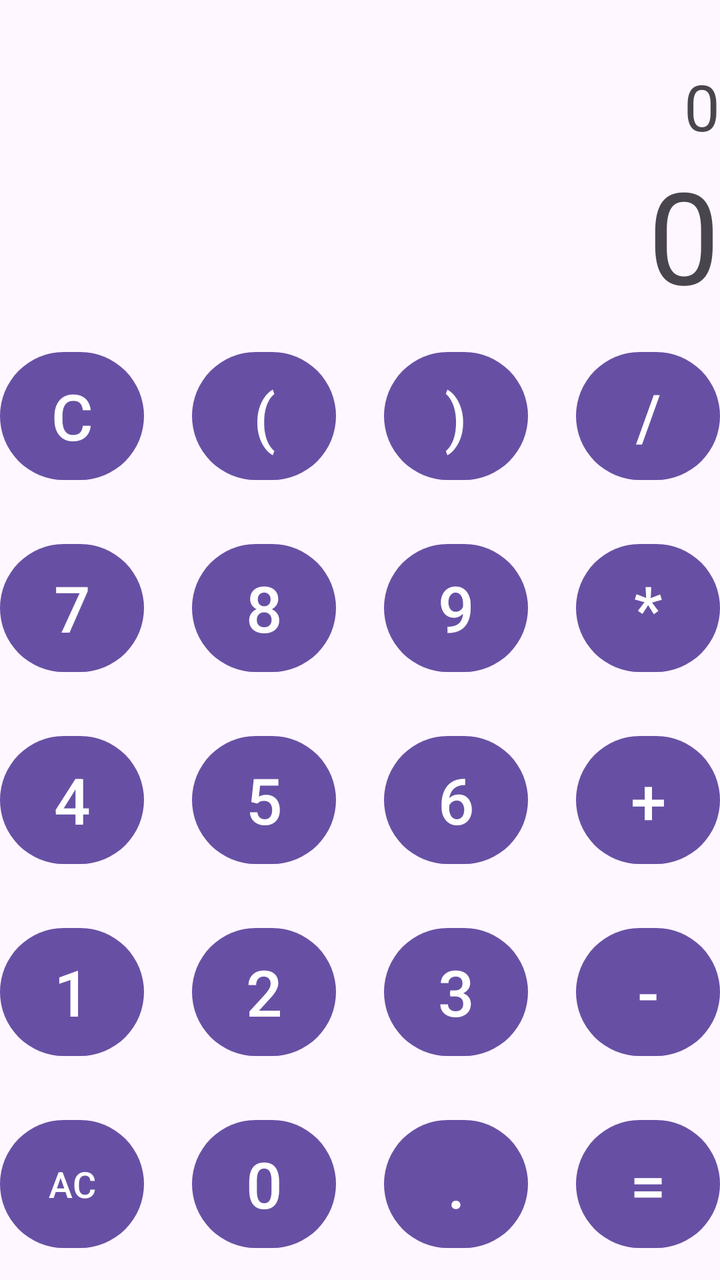
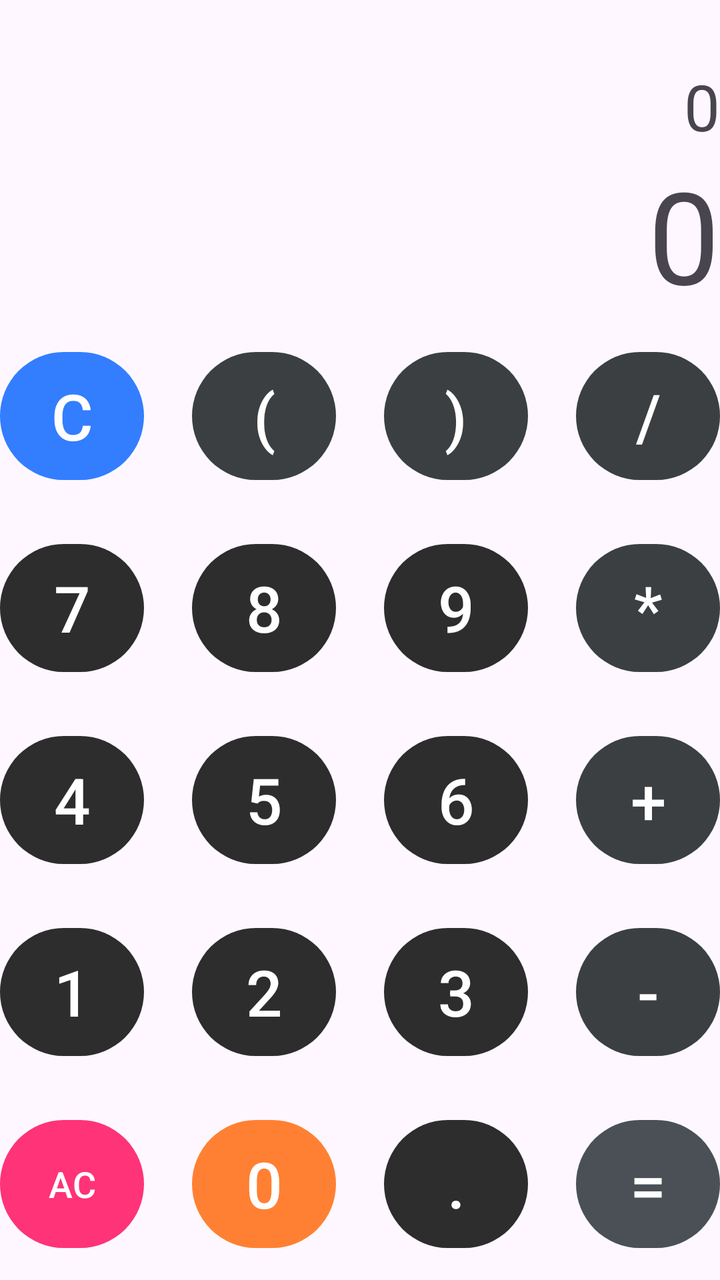

Two renders of the same Android screen: before a commit and after it. Below are the layout's source before the change and the commit's diff.
<!-- AndroidManifest.xml: application theme Theme.Calculalor -->
<!-- res/layout/activity_main.xml -->
<?xml version="1.0" encoding="utf-8"?>
<androidx.constraintlayout.widget.ConstraintLayout xmlns:android="http://schemas.android.com/apk/res/android"
    xmlns:app="http://schemas.android.com/apk/res-auto"
    xmlns:tools="http://schemas.android.com/tools"
    android:id="@+id/main"
    android:layout_width="match_parent"
    android:layout_height="match_parent"
    tools:context=".MainActivity">


    <TextView
        android:id="@+id/solution_tv"
        android:layout_width="match_parent"
        android:layout_height="wrap_content"
        android:text="0"
        android:textSize="32dp"
        android:textAlignment="textEnd"
        app:layout_constraintBottom_toTopOf="@id/resault_tv"
        />

    <TextView
        android:id="@+id/resault_tv"
        android:layout_width="match_parent"
        android:layout_height="wrap_content"
        android:text="0"
        android:textSize="64dp"
        android:textAlignment="textEnd"
        app:layout_constraintBottom_toTopOf="@id/button_layout"
        />

    <LinearLayout
        android:id="@+id/button_layout"
        android:layout_width="match_parent"
        android:layout_height="wrap_content"
        android:orientation="vertical"
        app:layout_constraintBottom_toBottomOf="parent"
        app:layout_constraintStart_toStartOf="parent">


        <LinearLayout
            android:layout_width="match_parent"
            android:layout_height="wrap_content"
            android:orientation="horizontal"
            android:gravity="center">

            <com.google.android.material.button.MaterialButton
                android:id="@+id/button_c"
                android:layout_height="72dp"
                android:layout_width="72dp"
                android:layout_margin="12dp"
                android:text="C"
                android:textSize="32dp"
                />
            <com.google.android.material.button.MaterialButton
                android:id="@+id/button_open_bracket"
                android:layout_height="72dp"
                android:layout_width="72dp"
                android:layout_margin="12dp"
                android:text="("
                android:textSize="32dp"
                />
            <com.google.android.material.button.MaterialButton
                android:id="@+id/button_close_bracket"
                android:layout_height="72dp"
                android:layout_width="72dp"
                android:layout_margin="12dp"
                android:text=")"
                android:textSize="32dp"
                />
            <com.google.android.material.button.MaterialButton
                android:id="@+id/button_divide"
                android:layout_height="72dp"
                android:layout_width="72dp"
                android:layout_margin="12dp"
                android:text="/"
                android:textSize="32dp"
                />
        </LinearLayout>

        <LinearLayout
            android:layout_width="match_parent"
            android:layout_height="wrap_content"
            android:orientation="horizontal"
            android:gravity="center">


            <com.google.android.material.button.MaterialButton
                android:id="@+id/button_7"
                android:layout_height="72dp"
                android:layout_width="72dp"
                android:layout_margin="12dp"
                android:text="7"
                android:textSize="32dp"
                />
            <com.google.android.material.button.MaterialButton
                android:id="@+id/button_8"
                android:layout_height="72dp"
                android:layout_width="72dp"
                android:layout_margin="12dp"
                android:text="8"
                android:textSize="32dp"
                />
            <com.google.android.material.button.MaterialButton
                android:id="@+id/button_9"
                android:layout_height="72dp"
                android:layout_width="72dp"
                android:layout_margin="12dp"
                android:text="9"
                android:textSize="32dp"
                />
            <com.google.android.material.button.MaterialButton
                android:id="@+id/button_mul"
                android:layout_height="72dp"
                android:layout_width="72dp"
                android:layout_margin="12dp"
                android:text="*"
                android:textSize="32dp"
                />
        </LinearLayout>
        <LinearLayout
            android:layout_width="match_parent"
            android:layout_height="wrap_content"
            android:orientation="horizontal"
            android:gravity="center">


            <com.google.android.material.button.MaterialButton
                android:id="@+id/button_4"
                android:layout_height="72dp"
                android:layout_width="72dp"
                android:layout_margin="12dp"
                android:text="4"
                android:textSize="32dp"
                />
            <com.google.android.material.button.MaterialButton
                android:id="@+id/button_5"
                android:layout_height="72dp"
                android:layout_width="72dp"
                android:layout_margin="12dp"
                android:text="5"
                android:textSize="32dp"
                />
            <com.google.android.material.button.MaterialButton
                android:id="@+id/button_6"
                android:layout_height="72dp"
                android:layout_width="72dp"
                android:layout_margin="12dp"
                android:text="6"
                android:textSize="32dp"
                />
            <com.google.android.material.button.MaterialButton
                android:id="@+id/button_plus"
                android:layout_height="72dp"
                android:layout_width="72dp"
                android:layout_margin="12dp"
                android:text="+"
                android:textSize="32dp"
                />
        </LinearLayout>
        <LinearLayout
            android:layout_width="match_parent"
            android:layout_height="wrap_content"
            android:orientation="horizontal"
            android:gravity="center">


            <com.google.android.material.button.MaterialButton
                android:id="@+id/button_1"
                android:layout_height="72dp"
                android:layout_width="72dp"
                android:layout_margin="12dp"
                android:text="1"
                android:textSize="32dp"
                />
            <com.google.android.material.button.MaterialButton
                android:id="@+id/button_2"
                android:layout_height="72dp"
                android:layout_width="72dp"
                android:layout_margin="12dp"
                android:text="2"
                android:textSize="32dp"
                />
            <com.google.android.material.button.MaterialButton
                android:id="@+id/button_3"
                android:layout_height="72dp"
                android:layout_width="72dp"
                android:layout_margin="12dp"
                android:text="3"
                android:textSize="32dp"
                />
            <com.google.android.material.button.MaterialButton
                android:id="@+id/button_min"
                android:layout_height="72dp"
                android:layout_width="72dp"
                android:layout_margin="12dp"
                android:text="-"
                android:textSize="32dp"
                />
        </LinearLayout>
        <LinearLayout
            android:layout_width="match_parent"
            android:layout_height="wrap_content"
            android:orientation="horizontal"
            android:gravity="center">


            <com.google.android.material.button.MaterialButton
                android:id="@+id/button_ac"
                android:layout_height="72dp"
                android:layout_width="72dp"
                android:layout_margin="12dp"
                android:text="AC"
                android:textSize="18dp"
                />
            <com.google.android.material.button.MaterialButton
                android:id="@+id/button_0"
                android:layout_height="72dp"
                android:layout_width="72dp"
                android:layout_margin="12dp"
                android:text="0"
                android:textSize="32dp"
                />
            <com.google.android.material.button.MaterialButton
                android:id="@+id/button_dot"
                android:layout_height="72dp"
                android:layout_width="72dp"
                android:layout_margin="12dp"
                android:text="."
                android:textSize="32dp"
                />
            <com.google.android.material.button.MaterialButton
                android:id="@+id/button_eq"
                android:layout_height="72dp"
                android:layout_width="72dp"
                android:layout_margin="12dp"
                android:text="="
                android:textSize="32dp"
                />
        </LinearLayout>


    </LinearLayout>







</androidx.constraintlayout.widget.ConstraintLayout>
<!-- resources referenced by this layout -->
<resources>
  <style name="Theme.Calculalor" parent="Base.Theme.Calculalor" />
  <style name="Base.Theme.Calculalor" parent="Theme.Material3.DayNight.NoActionBar">
          
          
      </style>
</resources>

<!-- the commit's change to res/layout/activity_main.xml (unified diff, before → after) -->
@@ -49,6 +49,8 @@
                 android:layout_width="72dp"
                 android:layout_margin="12dp"
                 android:text="C"
+                android:textColor="#FFFFFF"
+                app:backgroundTint="#337DFF"
                 android:textSize="32dp"
                 />
             <com.google.android.material.button.MaterialButton
@@ -57,6 +59,8 @@
                 android:layout_width="72dp"
                 android:layout_margin="12dp"
                 android:text="("
+                android:textColor="#FFFFFF"
+                app:backgroundTint="#3C3F41"
                 android:textSize="32dp"
                 />
             <com.google.android.material.button.MaterialButton
@@ -65,6 +69,8 @@
                 android:layout_width="72dp"
                 android:layout_margin="12dp"
                 android:text=")"
+                android:textColor="#FFFFFF"
+                app:backgroundTint="#3C3F41"
                 android:textSize="32dp"
                 />
             <com.google.android.material.button.MaterialButton
@@ -73,6 +79,8 @@
                 android:layout_width="72dp"
                 android:layout_margin="12dp"
                 android:text="/"
+                android:textColor="#FFFFFF"
+                app:backgroundTint="#3C3F41"
                 android:textSize="32dp"
                 />
         </LinearLayout>
@@ -90,6 +98,8 @@
                 android:layout_width="72dp"
                 android:layout_margin="12dp"
                 android:text="7"
+                android:textColor="#FFFFFF"
+                app:backgroundTint="#2D2D2D"
                 android:textSize="32dp"
                 />
             <com.google.android.material.button.MaterialButton
@@ -98,6 +108,8 @@
                 android:layout_width="72dp"
                 android:layout_margin="12dp"
                 android:text="8"
+                android:textColor="#FFFFFF"
+                app:backgroundTint="#2D2D2D"
                 android:textSize="32dp"
                 />
             <com.google.android.material.button.MaterialButton
@@ -105,7 +117,9 @@
                 android:layout_height="72dp"
                 android:layout_width="72dp"
                 android:layout_margin="12dp"
+                app:backgroundTint="#2D2D2D"
                 android:text="9"
+                android:textColor="#FFFFFF"
                 android:textSize="32dp"
                 />
             <com.google.android.material.button.MaterialButton
@@ -114,6 +128,8 @@
                 android:layout_width="72dp"
                 android:layout_margin="12dp"
                 android:text="*"
+                android:textColor="#FFFFFF"
+                app:backgroundTint="#3C3F41"
                 android:textSize="32dp"
                 />
         </LinearLayout>
@@ -130,6 +146,8 @@
                 android:layout_width="72dp"
                 android:layout_margin="12dp"
                 android:text="4"
+                android:textColor="#FFFFFF"
+                app:backgroundTint="#2D2D2D"
                 android:textSize="32dp"
                 />
             <com.google.android.material.button.MaterialButton
@@ -138,6 +156,8 @@
                 android:layout_width="72dp"
                 android:layout_margin="12dp"
                 android:text="5"
+                android:textColor="#FFFFFF"
+                app:backgroundTint="#2D2D2D"
                 android:textSize="32dp"
                 />
             <com.google.android.material.button.MaterialButton
@@ -146,6 +166,8 @@
                 android:layout_width="72dp"
                 android:layout_margin="12dp"
                 android:text="6"
+                android:textColor="#FFFFFF"
+                app:backgroundTint="#2D2D2D"
                 android:textSize="32dp"
                 />
             <com.google.android.material.button.MaterialButton
@@ -154,6 +176,8 @@
                 android:layout_width="72dp"
                 android:layout_margin="12dp"
                 android:text="+"
+                android:textColor="#FFFFFF"
+                app:backgroundTint="#3C3F41"
                 android:textSize="32dp"
                 />
         </LinearLayout>
@@ -170,6 +194,8 @@
                 android:layout_width="72dp"
                 android:layout_margin="12dp"
                 android:text="1"
+                app:backgroundTint="#2D2D2D"
+                android:textColor="#FFFFFF"
                 android:textSize="32dp"
                 />
             <com.google.android.material.button.MaterialButton
@@ -178,6 +204,8 @@
                 android:layout_width="72dp"
                 android:layout_margin="12dp"
                 android:text="2"
+                app:backgroundTint="#2D2D2D"
+                android:textColor="#FFFFFF"
                 android:textSize="32dp"
                 />
             <com.google.android.material.button.MaterialButton
@@ -186,6 +214,8 @@
                 android:layout_width="72dp"
                 android:layout_margin="12dp"
                 android:text="3"
+                app:backgroundTint="#2D2D2D"
+                android:textColor="#FFFFFF"
                 android:textSize="32dp"
                 />
             <com.google.android.material.button.MaterialButton
@@ -194,6 +224,8 @@
                 android:layout_width="72dp"
                 android:layout_margin="12dp"
                 android:text="-"
+                android:textColor="#FFFFFF"
+                app:backgroundTint="#3C3F41"
                 android:textSize="32dp"
                 />
         </LinearLayout>
@@ -210,6 +242,8 @@
                 android:layout_width="72dp"
                 android:layout_margin="12dp"
                 android:text="AC"
+                app:backgroundTint="#FF3377 "
+                android:textColor="#FFFFFF"
                 android:textSize="18dp"
                 />
             <com.google.android.material.button.MaterialButton
@@ -217,6 +251,8 @@
                 android:layout_height="72dp"
                 android:layout_width="72dp"
                 android:layout_margin="12dp"
+                app:backgroundTint="#FF8033"
+                android:textColor="#FFFFFF"
                 android:text="0"
                 android:textSize="32dp"
                 />
@@ -226,6 +262,8 @@
                 android:layout_width="72dp"
                 android:layout_margin="12dp"
                 android:text="."
+                android:textColor="#FFFFFF"
+                app:backgroundTint="#2D2D2D"
                 android:textSize="32dp"
                 />
             <com.google.android.material.button.MaterialButton
@@ -233,7 +271,9 @@
                 android:layout_height="72dp"
                 android:layout_width="72dp"
                 android:layout_margin="12dp"
+                app:backgroundTint="#4A5056"
                 android:text="="
+                android:textColor="#FFFFFF"
                 android:textSize="32dp"
                 />
         </LinearLayout>
